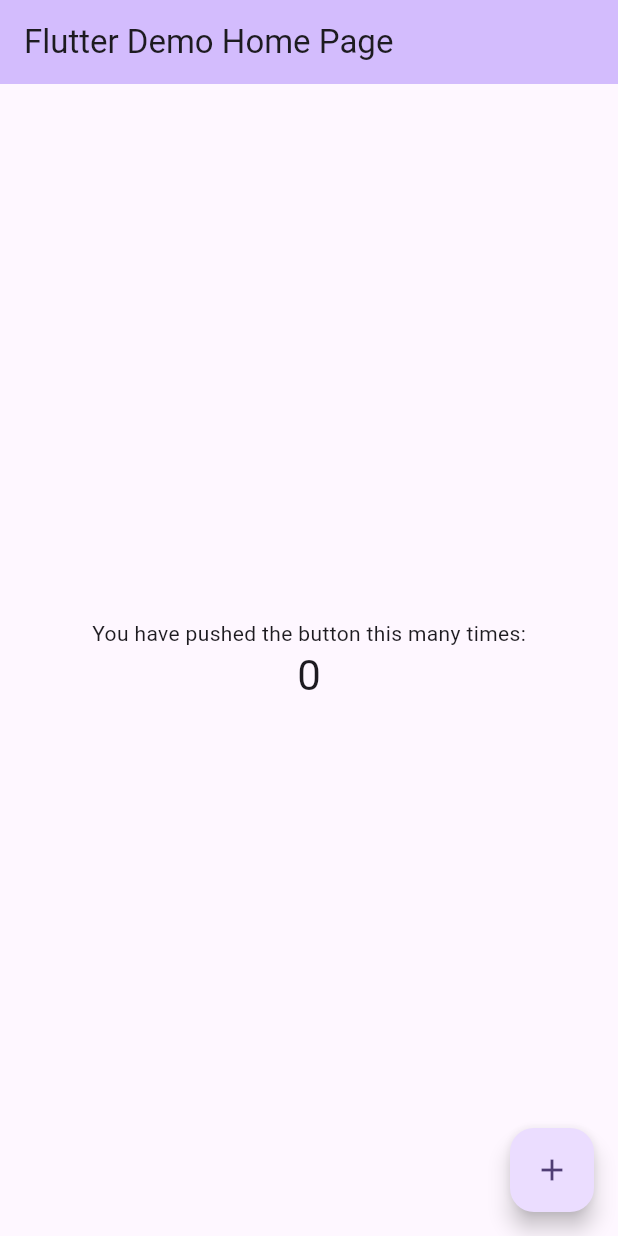
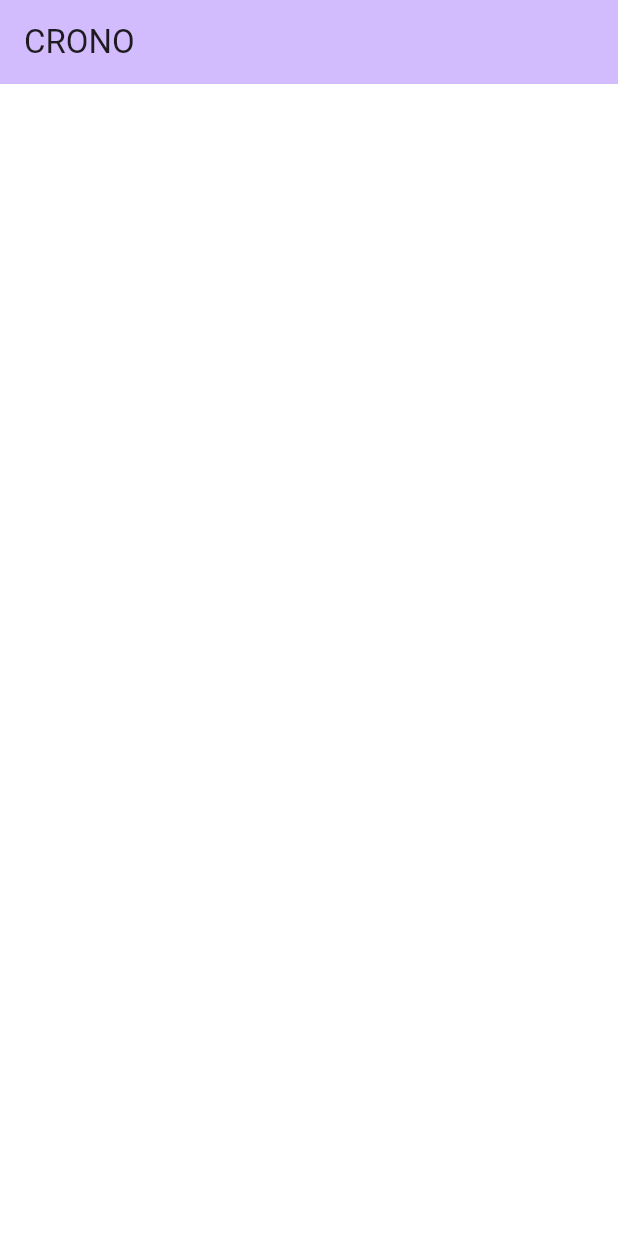
Before and after one commit to An-Bast-Donar/crono, a Flutter app: the screen it shows after launch, on a phone screen of 412 x 824 dp. Run offline on Flutter 3.47's test engine with Material 3 defaults, Android fonts, the phone set to English and light mode, and no system bars.

Commit message:
configuración inicial del proyecto con sistema de theming
- Implementar sistema de temas personalizados (light/dark mode)
- Crear estructura de configuración de tema en lib/config/theme/
  - AppColors: definición de paleta de colores
  - AppTextStyles: estilos de texto estandarizados
  - AppTheme: configuración de temas Material 3
- Limpiar código boilerplate de Flutter (contador demo)
- Simplificar MyHomePage a StatelessWidget
- Configurar soporte automático para tema del sistema
- Limpiar comentarios innecesarios en pubspec.yaml

```diff
--- /dev/null
+++ b/lib/config/theme/app_theme.dart
@@ -0,0 +1,47 @@
+import 'package:flutter/material.dart';
+
+class AppTheme {
+  AppTheme._();
+
+  static ThemeData get lightTheme {
+    return ThemeData(
+      useMaterial3: true,
+      brightness: Brightness.light,
+      colorScheme: ColorScheme.fromSeed(
+        seedColor: Colors.deepPurple,
+        brightness: Brightness.light,
+      ),
+      scaffoldBackgroundColor: Colors.white,
+      appBarTheme: const AppBarTheme(centerTitle: true, elevation: 0),
+      cardTheme: CardTheme(
+        elevation: 2,
+        shape: RoundedRectangleBorder(borderRadius: BorderRadius.circular(12)),
+      ),
+      inputDecorationTheme: InputDecorationTheme(
+        border: OutlineInputBorder(borderRadius: BorderRadius.circular(12)),
+        filled: true,
+      ),
+    );
+  }
+
+  static ThemeData get darkTheme {
+    return ThemeData(
+      useMaterial3: true,
+      brightness: Brightness.dark,
+      colorScheme: ColorScheme.fromSeed(
+        seedColor: Colors.deepPurple,
+        brightness: Brightness.dark,
+      ),
+      scaffoldBackgroundColor: const Color(0xFF121212),
+      appBarTheme: const AppBarTheme(centerTitle: true, elevation: 0),
+      cardTheme: CardTheme(
+        elevation: 2,
+        shape: RoundedRectangleBorder(borderRadius: BorderRadius.circular(12)),
+      ),
+      inputDecorationTheme: InputDecorationTheme(
+        border: OutlineInputBorder(borderRadius: BorderRadius.circular(12)),
+        filled: true,
+      ),
+    );
+  }
+}
--- a/lib/main.dart
+++ b/lib/main.dart
@@ -1,4 +1,7 @@
+import 'package:crono/config/theme/app_theme.dart';
 import 'package:flutter/material.dart';
+
+const String appTitle = 'Crono';
 
 void main() {
   runApp(const MyApp());
@@ -7,116 +10,33 @@ void main() {
 class MyApp extends StatelessWidget {
   const MyApp({super.key});
 
-  // This widget is the root of your application.
   @override
   Widget build(BuildContext context) {
     return MaterialApp(
-      title: 'Flutter Demo',
-      theme: ThemeData(
-        // This is the theme of your application.
-        //
-        // TRY THIS: Try running your application with "flutter run". You'll see
-        // the application has a purple toolbar. Then, without quitting the app,
-        // try changing the seedColor in the colorScheme below to Colors.green
-        // and then invoke "hot reload" (save your changes or press the "hot
-        // reload" button in a Flutter-supported IDE, or press "r" if you used
-        // the command line to start the app).
-        //
-        // Notice that the counter didn't reset back to zero; the application
-        // state is not lost during the reload. To reset the state, use hot
-        // restart instead.
-        //
-        // This works for code too, not just values: Most code changes can be
-        // tested with just a hot reload.
-        colorScheme: ColorScheme.fromSeed(seedColor: Colors.deepPurple),
-      ),
-      home: const MyHomePage(title: 'Flutter Demo Home Page'),
+      title: appTitle,
+      debugShowCheckedModeBanner: false,
+      theme: AppTheme.lightTheme,
+      darkTheme: AppTheme.darkTheme,
+      themeMode: ThemeMode.system,
+      home: const MyHomePage(title: appTitle),
     );
   }
 }
 
-class MyHomePage extends StatefulWidget {
+class MyHomePage extends StatelessWidget {
   const MyHomePage({super.key, required this.title});
-
-  // This widget is the home page of your application. It is stateful, meaning
-  // that it has a State object (defined below) that contains fields that affect
-  // how it looks.
-
-  // This class is the configuration for the state. It holds the values (in this
-  // case the title) provided by the parent (in this case the App widget) and
-  // used by the build method of the State. Fields in a Widget subclass are
-  // always marked "final".
 
   final String title;
 
   @override
-  State<MyHomePage> createState() => _MyHomePageState();
-}
-
-class _MyHomePageState extends State<MyHomePage> {
-  int _counter = 0;
-
-  void _incrementCounter() {
-    setState(() {
-      // This call to setState tells the Flutter framework that something has
-      // changed in this State, which causes it to rerun the build method below
-      // so that the display can reflect the updated values. If we changed
-      // _counter without calling setState(), then the build method would not be
-      // called again, and so nothing would appear to happen.
-      _counter++;
-    });
-  }
-
-  @override
   Widget build(BuildContext context) {
-    // This method is rerun every time setState is called, for instance as done
-    // by the _incrementCounter method above.
-    //
-    // The Flutter framework has been optimized to make rerunning build methods
-    // fast, so that you can just rebuild anything that needs updating rather
-    // than having to individually change instances of widgets.
     return Scaffold(
       appBar: AppBar(
-        // TRY THIS: Try changing the color here to a specific color (to
-        // Colors.amber, perhaps?) and trigger a hot reload to see the AppBar
-        // change color while the other colors stay the same.
         backgroundColor: Theme.of(context).colorScheme.inversePrimary,
-        // Here we take the value from the MyHomePage object that was created by
-        // the App.build method, and use it to set our appbar title.
-        title: Text(widget.title),
+        centerTitle: false,
+        title: Text(title.toUpperCase()),
       ),
-      body: Center(
-        // Center is a layout widget. It takes a single child and positions it
-        // in the middle of the parent.
-        child: Column(
-          // Column is also a layout widget. It takes a list of children and
-          // arranges them vertically. By default, it sizes itself to fit its
-          // children horizontally, and tries to be as tall as its parent.
-          //
-          // Column has various properties to control how it sizes itself and
-          // how it positions its children. Here we use mainAxisAlignment to
-          // center the children vertically; the main axis here is the vertical
-          // axis because Columns are vertical (the cross axis would be
-          // horizontal).
-          //
-          // TRY THIS: Invoke "debug painting" (choose the "Toggle Debug Paint"
-          // action in the IDE, or press "p" in the console), to see the
-          // wireframe for each widget.
-          mainAxisAlignment: MainAxisAlignment.center,
-          children: <Widget>[
-            const Text('You have pushed the button this many times:'),
-            Text(
-              '$_counter',
-              style: Theme.of(context).textTheme.headlineMedium,
-            ),
-          ],
-        ),
-      ),
-      floatingActionButton: FloatingActionButton(
-        onPressed: _incrementCounter,
-        tooltip: 'Increment',
-        child: const Icon(Icons.add),
-      ), // This trailing comma makes auto-formatting nicer for build methods.
+      body: const SizedBox.shrink(),
     );
   }
 }
```
Also changed, not shown: lib/config/theme/app_colors.dart (added, +26 -0 lines), lib/config/theme/app_text_styles.dart (added, +106 -0 lines), pubspec.yaml (+1 -66 lines).
